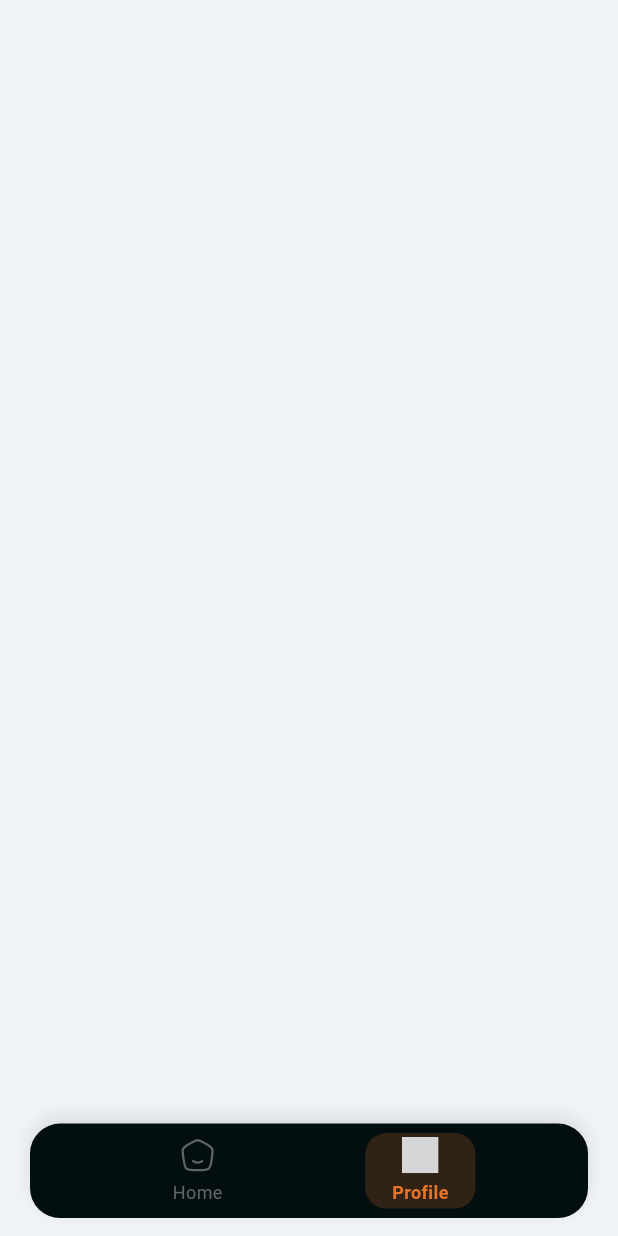
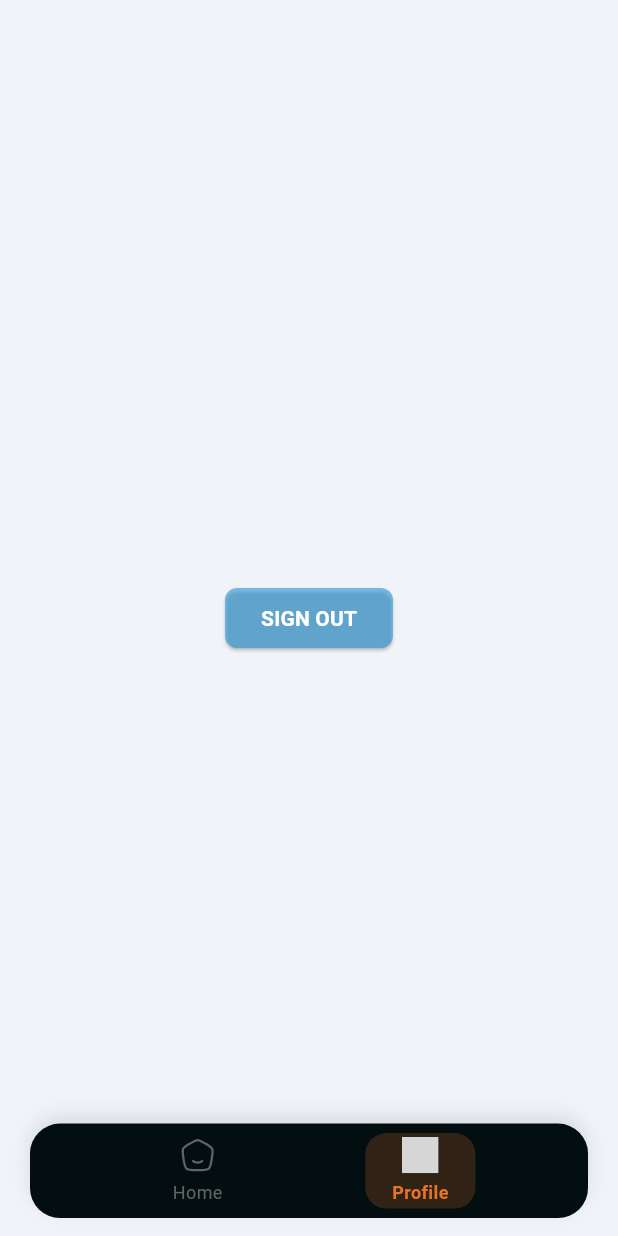
Before and after one commit to nizarzitouni/Hero-Hub, a Flutter app: the screen it shows after launch, after a tap on "Get Started!", after a tap on "Profile", on a phone screen of 412 x 824 dp. Run offline on Flutter 3.47's test engine with Material 3 defaults, Android fonts, the phone set to English and light mode, and no system bars; our stand-ins replace cloud_firestore, connectivity_plus, firebase_auth, firebase_core, flutter_bloc, flutter_markdown and 7 more; accounts and stored records are empty; grey boxes are pictures that could not be loaded.

Commit message:
- authentication done - firebase configured - authentication  persistence - profile view inited

```diff
--- a/lib/app/hero_hub.dart
+++ b/lib/app/hero_hub.dart
@@ -9,6 +9,7 @@ import '../core/routes/app_router.dart';
 import '../core/services/service_locator.dart';
 import '../core/theme/app_theme.dart';
 import '../core/widgets/filtred_image_widget.dart';
+import '../features/auth/presentation/manager/auth_cubit/auth_cubit.dart';
 import 'app_cubit/app_cubit.dart';
 import 'connectivity_controller.dart';
 
@@ -27,6 +28,7 @@ class HeroHub extends StatelessWidget {
           if (value) {
             return MultiBlocProvider(
               providers: [
+                BlocProvider<AuthCubit>(create: (BuildContext context) => serviceLocator<AuthCubit>()),
                 BlocProvider<AppCubit>.value(value: serviceLocator<AppCubit>()),
               ],
               child: MaterialApp(
--- a/lib/core/routes/app_router.dart
+++ b/lib/core/routes/app_router.dart
@@ -1,4 +1,5 @@
 import 'package:flutter/material.dart';
+import 'package:hero_hub/features/profile/presentation/views/profile_view.dart';
 import '../../features/auth/presentation/views/login_view.dart';
 import '../../features/auth/presentation/views/signup_view.dart';
 import '../../features/entry_point/presentation/views/entry_point.dart';
@@ -42,6 +43,10 @@ abstract class AppRouter {
         return MaterialPageRoute(
           builder: (_) => const HomeView(),
         );
+      case Routes.kProfileView:
+        return MaterialPageRoute(
+          builder: (_) => const ProfileView(),
+        );
 
       default:
         return MaterialPageRoute(
--- a/lib/core/routes/routes.dart
+++ b/lib/core/routes/routes.dart
@@ -5,6 +5,7 @@ abstract class Routes {
   static const kLoginView = '/login';
   // static const kAuthenticateView = '/authenticateView';
   static const kEntryPointView = '/entryPoint';
+  static const kProfileView = '/profile';
   static const kHomeView = '/homeView';
   // static const kSearchView = '/searchView';
 }
--- a/lib/core/services/cache_helper.dart
+++ b/lib/core/services/cache_helper.dart
@@ -52,4 +52,5 @@ class CacheHelper {
 
 abstract class CacheKeys {
   static const String onBoardingVisited = "onBoardingVisited";
+  static const String isLogedIn = "isLogedIn";
 }
--- a/lib/core/services/service_locator.dart
+++ b/lib/core/services/service_locator.dart
@@ -1,7 +1,11 @@
+import 'package:firebase_core/firebase_core.dart';
 import 'package:get_it/get_it.dart';
 import 'package:talker_flutter/talker_flutter.dart';
 
 import '../../app/app_cubit/app_cubit.dart';
+import '../../features/auth/data/repos/auth_repo_impl_with_firebase.dart';
+import '../../features/auth/presentation/manager/auth_cubit/auth_cubit.dart';
+import '../../firebase_options.dart';
 import 'cache_helper.dart';
 
 final serviceLocator = GetIt.instance;
@@ -14,8 +18,8 @@ Future<void> setupServiceLocator() async {
   serviceLocator.registerSingleton<CacheHelper>(CacheHelper());
   await serviceLocator<CacheHelper>().init();
 
-  // await _initFirebase();
-  // _initAuth();
+  await _initFirebase();
+  _initAuth();
 
   // serviceLocator.registerSingleton<InternetCubit>(InternetCubit(connectivity: serviceLocator<Connectivity>()));
 
@@ -26,13 +30,11 @@ Future<void> setupServiceLocator() async {
   // talker.info("Setup Service Locator is DONE!");
 }
 
-// Future<void> _initFirebase() async {
-//   await Firebase.initializeApp(
-//     options: DefaultFirebaseOptions.currentPlatform,
-//   );
-// }
+Future<void> _initFirebase() async {
+  await Firebase.initializeApp(options: DefaultFirebaseOptions.currentPlatform);
+}
 
-// void _initAuth() {
-//   serviceLocator.registerLazySingleton<AuthRepoImplWithFirebase>(() => AuthRepoImplWithFirebase());
-//   serviceLocator.registerSingleton<AuthCubit>(AuthCubit(serviceLocator<AuthRepoImplWithFirebase>()));
-// }
+void _initAuth() {
+  serviceLocator.registerLazySingleton<AuthRepoImplWithFirebase>(() => AuthRepoImplWithFirebase());
+  serviceLocator.registerSingleton<AuthCubit>(AuthCubit(serviceLocator<AuthRepoImplWithFirebase>()));
+}
--- a/lib/core/utility/app_strings.dart
+++ b/lib/core/utility/app_strings.dart
@@ -1,5 +1,4 @@
 abstract class AppStrings {
-  static const String isOnBoardingVisited = 'isOnBoardingVisited';
   static const String skip = 'Skip';
   static const String authenticat = 'Authenticate';
 }
--- a/lib/core/widgets/my_buttons.dart
+++ b/lib/core/widgets/my_buttons.dart
@@ -5,6 +5,7 @@ import '../theme/app_pallete.dart';
 class CustomFilledButton extends StatelessWidget {
   final String text;
   final VoidCallback onPressed;
+  final double? fontSize;
   final Color? backgroundColor;
   final Color? textColor;
   final double? width;
@@ -18,6 +19,7 @@ class CustomFilledButton extends StatelessWidget {
     required this.text,
     required this.onPressed,
     this.backgroundColor,
+    this.fontSize = 14,
     this.textColor,
     this.width,
     this.height,
@@ -31,7 +33,7 @@ class CustomFilledButton extends StatelessWidget {
     Widget button = ElevatedButton(
       onPressed: onPressed,
       style: ElevatedButton.styleFrom(
-        backgroundColor: backgroundColor ?? AppPallete.success.withOpacity(.6),
+        backgroundColor: backgroundColor ?? AppPallete.primary.withOpacity(.6),
         foregroundColor: textColor ?? Colors.white,
         padding: padding,
         shape: RoundedRectangleBorder(
@@ -48,8 +50,9 @@ class CustomFilledButton extends StatelessWidget {
           ],
           Text(
             text,
-            style: const TextStyle(
+            style: TextStyle(
               fontWeight: FontWeight.bold,
+              fontSize: fontSize,
             ),
           ),
         ],
--- /dev/null
+++ b/lib/features/auth/presentation/functions/user_loged_in.dart
@@ -0,0 +1,6 @@
+import '../../../../core/services/cache_helper.dart';
+import '../../../../core/services/service_locator.dart';
+
+void userLogedIn(bool isLogedIn) {
+  serviceLocator<CacheHelper>().saveData(key: CacheKeys.isLogedIn, value: isLogedIn);
+}
--- a/lib/features/auth/presentation/manager/auth_cubit/auth_state.dart
+++ b/lib/features/auth/presentation/manager/auth_cubit/auth_state.dart
@@ -46,22 +46,24 @@ part 'auth_state.freezed.dart';
 
 @freezed
 class AuthState with _$AuthState {
-  const factory AuthState.initial() = _Initial;
+  const factory AuthState.initial({@Default(true) bool obscurePassword}) = _Initial;
 
-  // Login states
-  const factory AuthState.loginLoading() = LoginLoading;
-  const factory AuthState.loginSuccess() = LoginSuccess;
-  const factory AuthState.loginFailure(String errorMessage) = LoginFailure;
+  // Sign up states
+  const factory AuthState.signUpFailure(String errorMessage) = SignUpFailure;
+  const factory AuthState.signUpSuccess(UserModel user) = SignUpSuccess;
 
   // Sign in states
-  const factory AuthState.authLoading() = AuthLoading;
-  const factory AuthState.authSuccess(UserModel user) = AuthSuccess;
-  const factory AuthState.authFailure(String errorMessage) = AuthFailure;
+  const factory AuthState.signInFailure(String errorMessage) = SignInFailure;
+  const factory AuthState.signInSuccess(UserModel user) = SignInSuccess;
+
+  // Common loading state for sign up and sign in
+  const factory AuthState.authenticationLoading() = AuthenticationLoading;
 
   // Other states
   const factory AuthState.termsAndConditionUpdate() = TermsAndConditionUpdate;
-  const factory AuthState.obsecurePasswordText() = ObsecurePasswordText;
+  const factory AuthState.obscurePasswordText(bool isObscure) = ObscurePasswordText;
 
   // Sign out state
+  const factory AuthState.signOutFailure(String errorMessage) = SignOutFailure;
   const factory AuthState.signOutSuccess() = SignOutSuccess;
 }
--- a/lib/features/auth/presentation/views/widgets/auth_field.dart
+++ b/lib/features/auth/presentation/views/widgets/auth_field.dart
@@ -38,7 +38,7 @@ class AuthField extends StatelessWidget {
   }
 }
 
-OutlineInputBorder _inputBorder([Color color = AppPallete.white]) => OutlineInputBorder(
+OutlineInputBorder _inputBorder([Color color = AppPallete.primary]) => OutlineInputBorder(
       borderSide: BorderSide(color: color, width: 3),
       borderRadius: BorderRadius.circular(10),
     );
--- a/lib/features/entry_point/presentation/views/entry_point.dart
+++ b/lib/features/entry_point/presentation/views/entry_point.dart
@@ -1,9 +1,17 @@
 import 'package:flutter/material.dart';
+import 'package:flutter_bloc/flutter_bloc.dart';
 import 'package:flutter_screenutil/flutter_screenutil.dart';
+import 'package:hero_hub/core/extensions/context_extension.dart';
+import 'package:hero_hub/core/routes/routes.dart';
+import 'package:hero_hub/features/auth/presentation/manager/auth_cubit/auth_cubit.dart';
+import 'package:hero_hub/features/auth/presentation/manager/auth_cubit/auth_state.dart';
 import '../../../../core/assets_constants.dart';
 import '../../../../core/theme/app_pallete.dart';
+import '../../../../core/utility/show_snackbar.dart';
 import '../../../../core/widgets/svg_icon_widget.dart';
+import '../../../auth/presentation/functions/user_loged_in.dart';
 import '../../../home/presentation/views/home_view.dart';
+import '../../../profile/presentation/views/profile_view.dart';
 
 class EntryPoint extends StatefulWidget {
   const EntryPoint({super.key});
@@ -17,14 +25,25 @@ class _EntryPointState extends State<EntryPoint> {
 
   final List<Widget> _screens = [
     const HomeView(),
-    const HomeView(),
+    const ProfileView(),
   ];
 
   void changeIndex(int index) => setState(() => currentIndex = index);
 
   @override
   Widget build(BuildContext context) {
-    return Scaffold(
+    return BlocListener<AuthCubit, AuthState>(
+      listener: (context, state) {
+        state.maybeWhen(
+          signOutSuccess: () {
+            userLogedIn(false);
+            context.pushReplacementNamed(Routes.kLoginView);
+          },
+          signOutFailure: (errorMessage) => showSnackBar(context: context, message: errorMessage),
+          orElse: () {},
+        );
+      },
+      child: Scaffold(
         backgroundColor: AppPallete.black, // Set the background color back to solid
         body: Stack(
           children: [
@@ -36,6 +55,7 @@ class _EntryPointState extends State<EntryPoint> {
               child: _buildBottomNavigationBar(),
             ),
           ],
+        ),
       ),
     );
   }
--- a/lib/features/on_boarding_and_splash/presentation/view/widgets/splash_widgets/sliding_logo_text.dart
+++ b/lib/features/on_boarding_and_splash/presentation/view/widgets/splash_widgets/sliding_logo_text.dart
@@ -20,8 +20,8 @@ class SlidingLogoText extends StatelessWidget {
               textAlign: TextAlign.center,
               style: TextStyle(
                 fontSize: 40,
-                fontWeight: FontWeight.w400,
-                color: AppPallete.white,
+                fontWeight: FontWeight.bold,
+                color: AppPallete.primary,
                 fontFamily: "Pacifico",
               ),
             ),
--- a/lib/features/on_boarding_and_splash/presentation/view/widgets/splash_widgets/splash_view_body.dart
+++ b/lib/features/on_boarding_and_splash/presentation/view/widgets/splash_widgets/splash_view_body.dart
@@ -24,10 +24,15 @@ class _SplashViewBodyState extends State<SplashViewBody> with SingleTickerProvid
     initSlidingAnimation();
 
     final isOnBoardingVisitedBool = serviceLocator<CacheHelper>().getData(key: CacheKeys.onBoardingVisited) as bool? ?? false;
+    final isLogedIn = serviceLocator<CacheHelper>().getData(key: CacheKeys.isLogedIn) as bool? ?? false;
 
     Future.delayed(const Duration(seconds: 3), () {
       if (isOnBoardingVisitedBool) {
-        context.pushReplacementNamed(Routes.kEntryPointView);
+        if (isLogedIn) {
+          context.pushReplacementNamed(Routes.kEntryPointView);
+        } else {
+          context.pushReplacementNamed(Routes.kLoginView);
+        }
       } else {
         context.pushReplacementNamed(Routes.kOnboardingView);
       }
--- /dev/null
+++ b/lib/features/profile/presentation/views/profile_view.dart
@@ -0,0 +1,12 @@
+import 'package:flutter/material.dart';
+
+import 'widgets/profile_view_body.dart';
+
+class ProfileView extends StatelessWidget {
+  const ProfileView({super.key});
+
+  @override
+  Widget build(BuildContext context) {
+    return const ProfileViewBody();
+  }
+}
--- /dev/null
+++ b/lib/features/profile/presentation/views/widgets/profile_view_body.dart
@@ -0,0 +1,24 @@
+import 'package:flutter/material.dart';
+import 'package:flutter_bloc/flutter_bloc.dart';
+import 'package:hero_hub/core/widgets/my_buttons.dart';
+import 'package:hero_hub/features/auth/presentation/manager/auth_cubit/auth_cubit.dart';
+
+class ProfileViewBody extends StatelessWidget {
+  const ProfileViewBody({super.key});
+
+  @override
+  Widget build(BuildContext context) {
+    return Scaffold(
+      body: SafeArea(
+        child: Center(
+          child: CustomFilledButton(
+            text: 'SIGN OUT',
+            onPressed: () {
+              context.read<AuthCubit>().signOut();
+            },
+          ),
+        ),
+      ),
+    );
+  }
+}
```
Also changed, not shown: lib/features/auth/presentation/manager/auth_cubit/auth_cubit.dart (+11 -11 lines), lib/features/auth/presentation/views/login_view.dart (+34 -13 lines), lib/features/auth/presentation/views/signup_view.dart (+28 -19 lines), firebase.json (added), lib/features/auth/presentation/manager/auth_cubit/auth_state.freezed.dart, lib/firebase_options.dart (added), 3 other files. Lines whose indentation alone changed are shown as unchanged.
